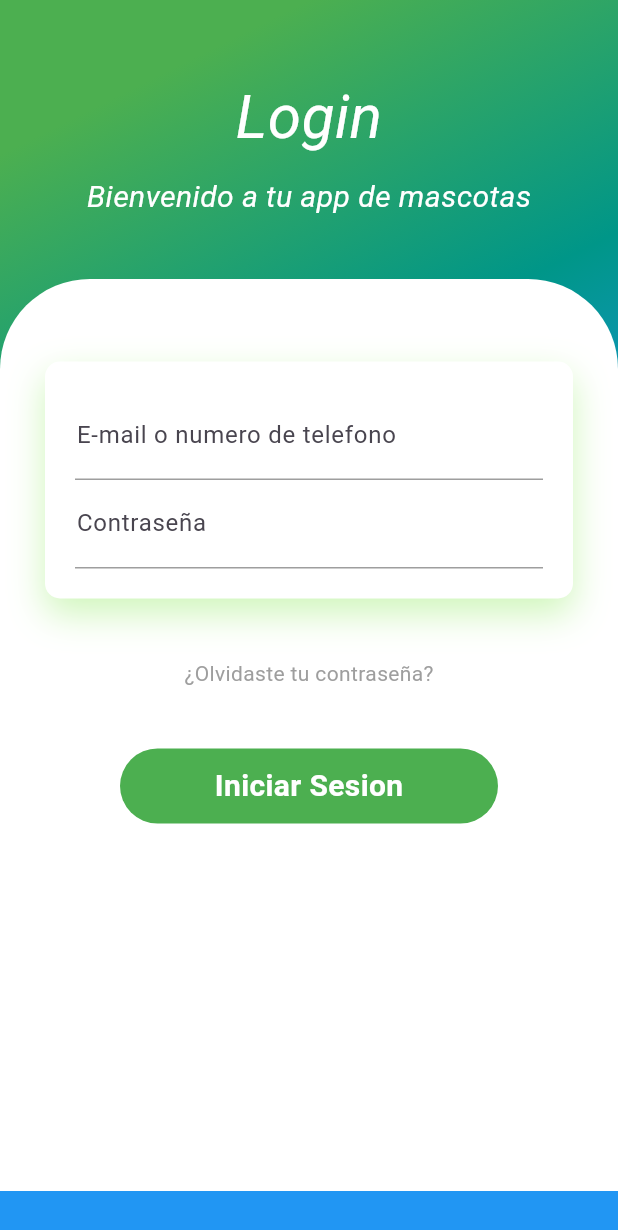
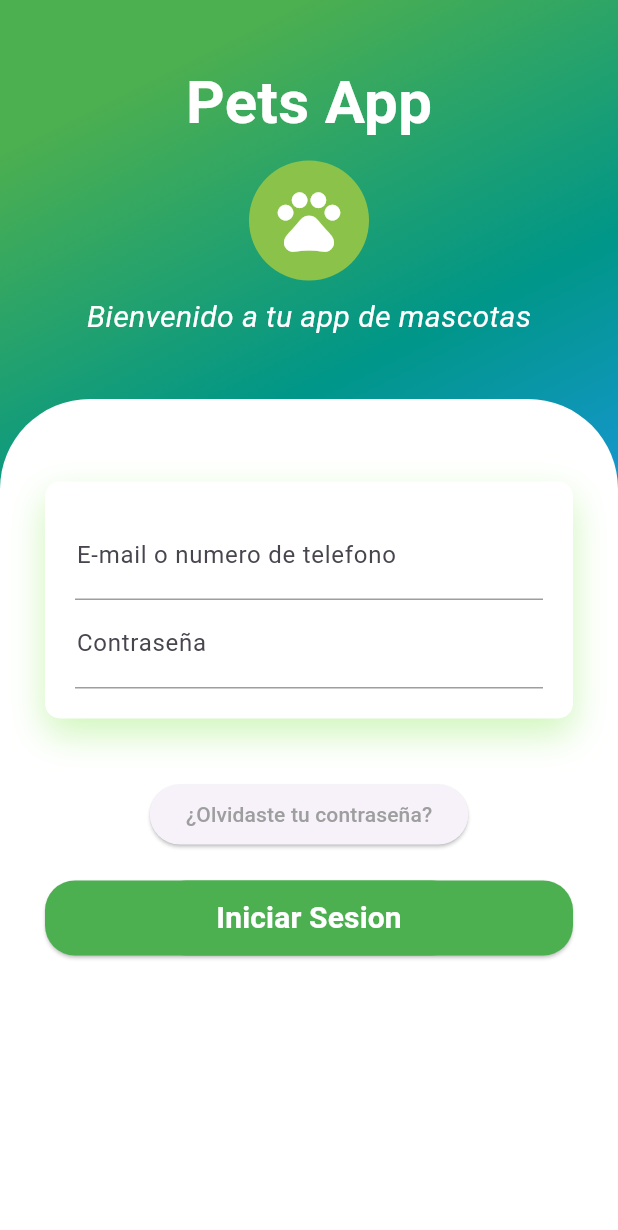
Before and after one commit to Carlos85349/project, a Flutter app: the screen it shows after launch, on a phone screen of 412 x 824 dp. Shown: the top 1230 px of the screen. Run offline on Flutter 3.47's test engine with Material 3 defaults, Android fonts, the phone set to English and light mode, and no system bars.

Commit message:
Correccion de desbordamiento en el diseño

```diff
--- a/lib/main.dart
+++ b/lib/main.dart
@@ -2,15 +2,15 @@ import 'package:flutter/material.dart';
 import 'package:myapp/src/pages/login_page.dart';
 
 void main() {
-  runApp(MyApp());
+  runApp(const MyApp());
 }
 
 class MyApp extends StatelessWidget {
-  MyApp({Key? key}) : super(key: key);
+  const MyApp({super.key});
 
   @override
   Widget build(BuildContext context) {
-    return MaterialApp(
+    return const MaterialApp(
       debugShowCheckedModeBanner: false,
       title: 'Flutter Demo',
       home: LoginPage(),
--- a/lib/src/pages/login_page.dart
+++ b/lib/src/pages/login_page.dart
@@ -7,7 +7,7 @@ class LoginPage extends StatelessWidget {
   Widget build(BuildContext context) {
     return Scaffold(
       body: Container(
-        padding: EdgeInsets.symmetric(vertical: 30),
+        padding: const EdgeInsets.symmetric(vertical: 0),
         width: double.infinity,
         decoration: const BoxDecoration(
             gradient: LinearGradient(begin: Alignment.topCenter, colors: [
@@ -17,87 +17,130 @@ class LoginPage extends StatelessWidget {
         ])),
         child: Column(
           children: <Widget>[
-            Padding(
+            const Padding(
               padding: EdgeInsets.all(20),
               child: Column(
                 children: <Widget>[
+                  SizedBox(
+                    height: 20,
+                  ),
                   Text(
-                    "Login",
-                    style: TextStyle(color: Colors.white, fontSize: 40, fontStyle: FontStyle.italic),
+                    "Pets App",
+                    style: TextStyle(
+                        color: Colors.white,
+                        fontSize: 40,
+                        fontWeight: FontWeight.bold),
+                  ),
+                  SizedBox(
+                    height: 10,
+                  ),
+                  CircleAvatar(
+                    radius: 40,
+                    backgroundColor: Colors.lightGreen,
+                    child: Icon(
+                      Icons.pets,
+                      color: Colors.white,
+                      size: 50,
+                    ),
                   ),
                   SizedBox(
                     height: 10,
                   ),
                   Text(
                     "Bienvenido a tu app de mascotas",
-                    style: TextStyle(color: Colors.white, fontSize: 20, fontStyle: FontStyle.italic),
+                    style: TextStyle(
+                        color: Colors.white,
+                        fontSize: 20,
+                        fontStyle: FontStyle.italic),
                   )
                 ],
               ),
             ),
-            SizedBox(
+            const SizedBox(
               height: 20,
             ),
             Expanded(
               child: Container(
-                decoration: BoxDecoration(
+                decoration: const BoxDecoration(
                   color: Colors.white,
                   borderRadius: BorderRadius.only(
                       topLeft: Radius.circular(60),
                       topRight: Radius.circular(60)),
                 ),
+                child: SingleChildScrollView(
                   child: Padding(
-                  padding: EdgeInsets.all(30),
+                    padding: const EdgeInsets.all(30),
                     child: Column(
                       children: <Widget>[
-                      SizedBox(
+                        const SizedBox(
                           height: 25,
                         ),
                         Container(
-                          padding: EdgeInsets.all(20),
+                            padding: const EdgeInsets.all(20),
                             decoration: BoxDecoration(
                                 color: Colors.white,
                                 borderRadius: BorderRadius.circular(10),
-                              boxShadow: [
+                                boxShadow: const [
                                   BoxShadow(
                                     color: Color.fromRGBO(95, 225, 27, .3),
                                     blurRadius: 20,
                                     offset: Offset(0, 10),
                                   )
                                 ]),
-                          child: Column(
+                            child: const Column(
                               children: <Widget>[
-                              CustomInput(title: 'E-mail o numero de telefono'),
+                                CustomInput(
+                                    title: 'E-mail o numero de telefono'),
                                 CustomInput(title: 'Contraseña'),
                               ],
                             )),
-                      SizedBox(
+                        const SizedBox(
                           height: 40,
                         ),
-                      Text(
+                        ElevatedButton(
+                          style: ElevatedButton.styleFrom(
+                            shape: RoundedRectangleBorder(
+                              borderRadius: BorderRadius.circular(20),
+                            ),
+                          ),
+                          onPressed: () => {},
+                          child: const Text(
                             '¿Olvidaste tu contraseña?',
                             style: TextStyle(color: Colors.grey),
                           ),
-                      SizedBox(
-                        height: 40,
                         ),
-                      Container(
+                        const SizedBox(
+                          height: 20,
+                        ),
+                        ElevatedButton(
+                          style: ElevatedButton.styleFrom(
+                            backgroundColor: Colors.green,
+                            shape: RoundedRectangleBorder(
+                              borderRadius: BorderRadius.circular(20),
+                            ),
+                          ),
+                          onPressed: () {},
+                          child: Container(
                             height: 50,
-                        margin: EdgeInsets.symmetric(horizontal: 50),
+                            margin: const EdgeInsets.symmetric(horizontal: 50),
                             decoration: BoxDecoration(
-                            borderRadius: BorderRadius.circular(50),
-                            color: Colors.green),
-                        child: Center(
+                              borderRadius: BorderRadius.circular(20),
+                              color: Colors.green,
+                            ),
+                            child: const Center(
                               child: Text(
                                 'Iniciar Sesion',
                                 style: TextStyle(
                                   color: Colors.white,
                                   fontWeight: FontWeight.bold,
-                                fontSize: 20),
+                                  fontSize: 20,
                                 ),
                               ),
-                      )
+                            ),
+                          ),
+                        ),
                       ],
+                    ),
                   ),
                 ),
               ),
--- a/lib/src/widgets/custom_input.dart
+++ b/lib/src/widgets/custom_input.dart
@@ -11,14 +11,14 @@ class CustomInput extends StatelessWidget {
   @override
   Widget build(BuildContext context) {
     return Container(
-      padding: EdgeInsets.all(1),
-      decoration: BoxDecoration(
+      padding: const EdgeInsets.all(1),
+      decoration: const BoxDecoration(
         border: Border(bottom: BorderSide(color: Colors.grey))
       ),
       child: TextField(
         decoration: InputDecoration(
             hintText: title,
-            hintStyle: TextStyle(color: Colors.grey),
+            hintStyle: const TextStyle(color: Colors.grey),
             label: Text(title),
             border: InputBorder.none,
             ),
```
Also changed, not shown: 1 other file. Lines whose indentation alone changed are shown as unchanged.
